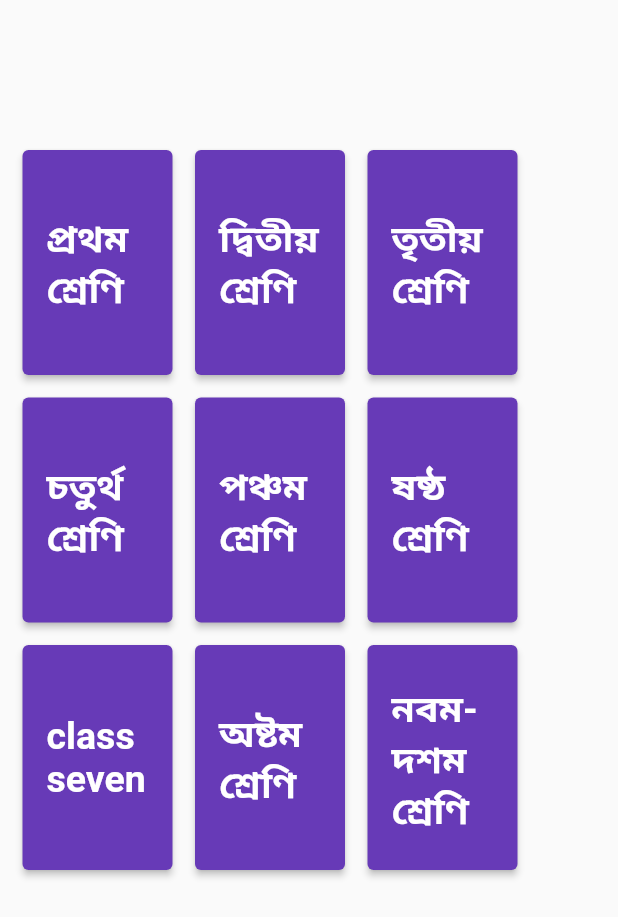
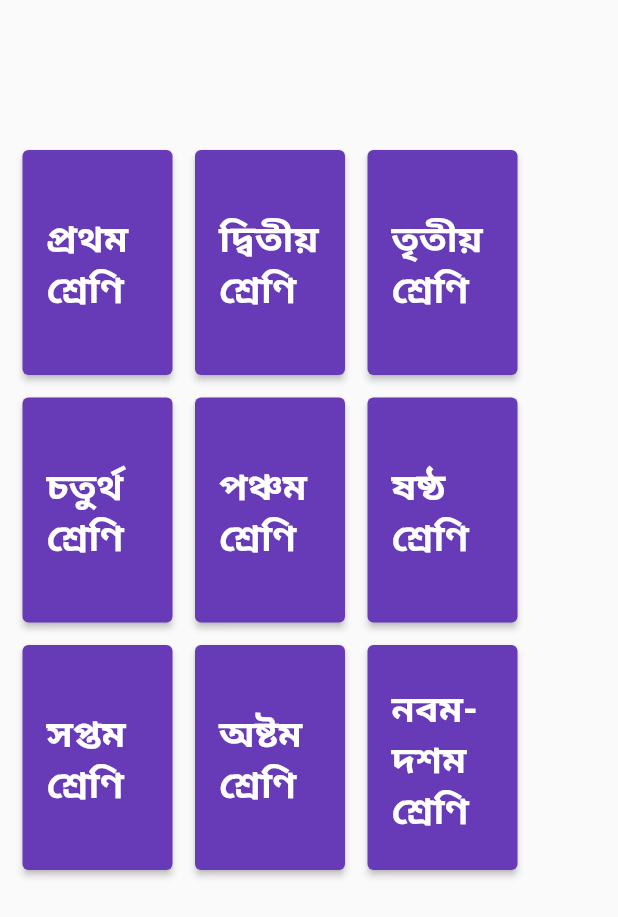
Before and after one commit to mdalihasan11/books_store, a Flutter app: the home screen opened directly, on a phone screen of 412 x 824 dp. Shown: the top 917 px of the screen. Run offline on Flutter 3.47's test engine with Material 2 defaults, Android fonts, the phone set to English and light mode, and no system bars; missing offline and left inert: syncfusion_flutter_pdfviewer.

Commit message:
frist commit

```diff
--- a/lib/ntrc_books.dart
+++ b/lib/ntrc_books.dart
@@ -177,7 +177,7 @@ class _homeState extends State<home> {
                               builder: (context) => const home()));
                     },
                     child: const Text(
-                      "class seven",
+                      "সপ্তম শ্রেণি",
                       style: TextStyle(
                         color: Colors.white,
                         fontSize: 25,
```
